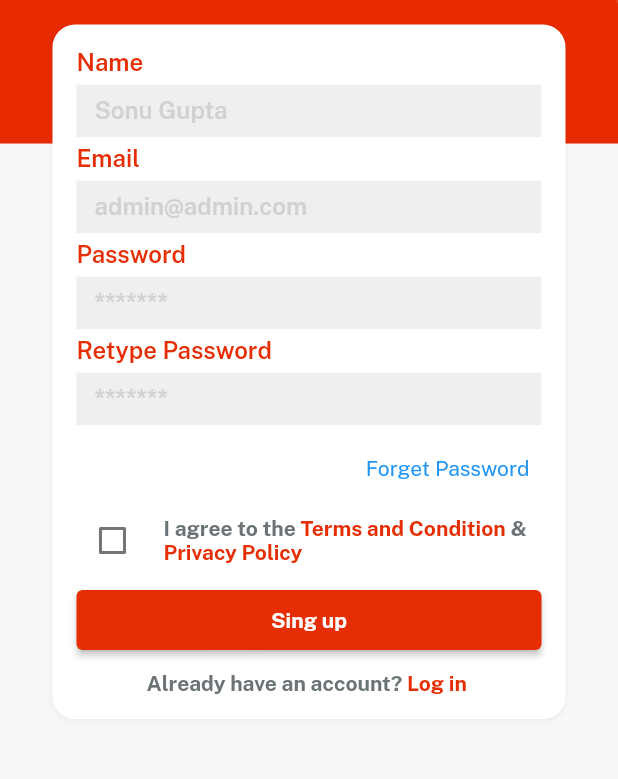
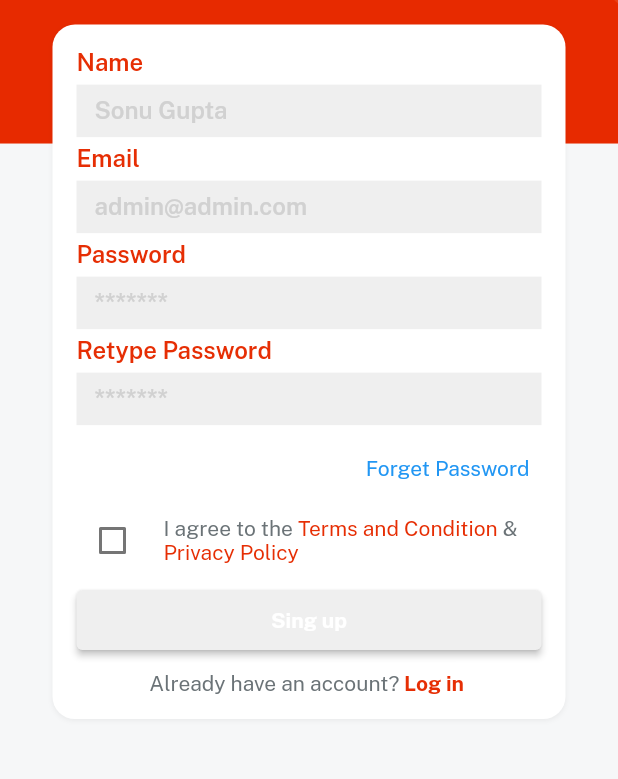
Before and after one commit to Shyamprasad07/E-Commerce, a Flutter app: the screen it shows after launch, after a tap on "Sing up", on a phone screen of 412 x 824 dp, the part 288-1067 px from its top. Run offline on Flutter 3.47's test engine with Material 2 defaults, Android fonts, the phone set to English and light mode, and no system bars; our stand-ins replace firebase_core, get, velocity_x; accounts and stored records are empty.

```diff
--- a/lib/auth_screen/login_screen.dart
+++ b/lib/auth_screen/login_screen.dart
@@ -1,6 +1,7 @@
 import 'package:emart_app/auth_screen/singup_screen.dart';
 import 'package:emart_app/consts/consts.dart';
 import 'package:emart_app/consts/lists.dart';
+import 'package:emart_app/home_screen/home_screen.dart';
 import 'package:emart_app/widgets_common/applogo_widget.dart';
 import 'package:emart_app/widgets_common/bg_widget.dart';
 import 'package:emart_app/widgets_common/custum_textfield.dart';
@@ -32,7 +33,9 @@ class LoginScreen extends StatelessWidget {
                   child: TextButton(onPressed: (){}, child: forgetPass.text.make())),
                   5.heightBox,
                   // ourButton().box.width(context.screenWidth- 50).make(),
-                  ourButton(color: redColor, title: login, textColor: whiteColor,onPress: (){} ).box.width(context.screenWidth-50).make(),
+                  ourButton(color: redColor, title: login, textColor: whiteColor,onPress: (){
+                    Get.to(()=> const HomeScreen()); // navigation on home screen
+                  } ).box.width(context.screenWidth-50).make(),
                   5.heightBox,
                   creatNewAccount.text.color(fontGrey).make(),
                   5.heightBox,
--- a/lib/auth_screen/singup_screen.dart
+++ b/lib/auth_screen/singup_screen.dart
@@ -5,9 +5,15 @@ import 'package:emart_app/widgets_common/custum_textfield.dart';
 import 'package:emart_app/widgets_common/our_button.dart';
 import 'package:get/get.dart';
 
-class SignupScreen extends StatelessWidget {
+class SignupScreen extends StatefulWidget {
   const SignupScreen({super.key});
 
+  @override
+  State<SignupScreen> createState() => _SignupScreenState();
+}
+
+class _SignupScreenState extends State<SignupScreen> {
+  bool? isCheck = false;
   @override
   Widget build(BuildContext context) {
     return bgWidget(
@@ -34,9 +40,14 @@ class SignupScreen extends StatelessWidget {
                 Row(
                   children: [
                     Checkbox(
-                      checkColor: redColor,
-                      value: false,
-                      onChanged: (newValue) {},
+                      activeColor: redColor,
+                      checkColor: whiteColor,
+                      value: isCheck,
+                      onChanged: (newValue) {
+                        setState(() {
+                          isCheck = newValue;
+                        });
+                      },
                     ),
                     10.widthBox,
                     Expanded(
@@ -46,25 +57,25 @@ class SignupScreen extends StatelessWidget {
                           TextSpan(
                               text: "I agree to the",
                               style: TextStyle(
-                                fontFamily: bold,
+                                fontFamily: regular,
                                 color: fontGrey,
                               )),
                           TextSpan(
                               text: termAndCond,
                               style: TextStyle(
-                                fontFamily: bold,
+                                fontFamily: regular,
                                 color: redColor,
                               )),
                           TextSpan(
                               text: "&",
                               style: TextStyle(
-                                fontFamily: bold,
+                                fontFamily: regular,
                                 color: fontGrey,
                               )),
                           TextSpan(
                               text: privacyPolicy,
                               style: TextStyle(
-                                fontFamily: bold,
+                                fontFamily: regular,
                                 color: redColor,
                               )),
                         ],
@@ -74,7 +85,7 @@ class SignupScreen extends StatelessWidget {
                 ),
                 5.heightBox,
                 ourButton(
-                        color: redColor,
+                  color: isCheck == true ? redColor : lightGrey,
                         title: signup,
                         textColor: whiteColor,
                         onPress: () {})
@@ -83,29 +94,15 @@ class SignupScreen extends StatelessWidget {
                     .make(),
                 10.heightBox,
                 //wrapping into Gesture detectorof velocity_x
-
-                RichText(
-                  text: const TextSpan(
-                    children: [
-                      TextSpan(
-                        text: alredyHaveAccount,
-                        style: TextStyle(
-                          fontFamily: bold,
-                          color: fontGrey,
-                        ),
-                      ),
-                      TextSpan(
-                        text: login,
-                        style: TextStyle(
-                          fontFamily: bold,
-                          color: redColor,
-                        ),
-                      ),
-                    ],
-                  ),
-                ).onTap(() {//back to login page in one line of code
-                  Get.back();
-                }),
+                Row(
+                  mainAxisAlignment: MainAxisAlignment.center,
+                  children: [
+                    alredyHaveAccount.text.color(fontGrey).make(),
+                    login.text.color(redColor).fontFamily(bold).make().onTap(() {
+                       Get.back();//back to login page in one line of code
+                    }),
+                  ],
+                ),
               ],
             )
                 .box
```
Also changed, not shown: lib/home_screen/home_screen.dart (added, +14 -0 lines).
